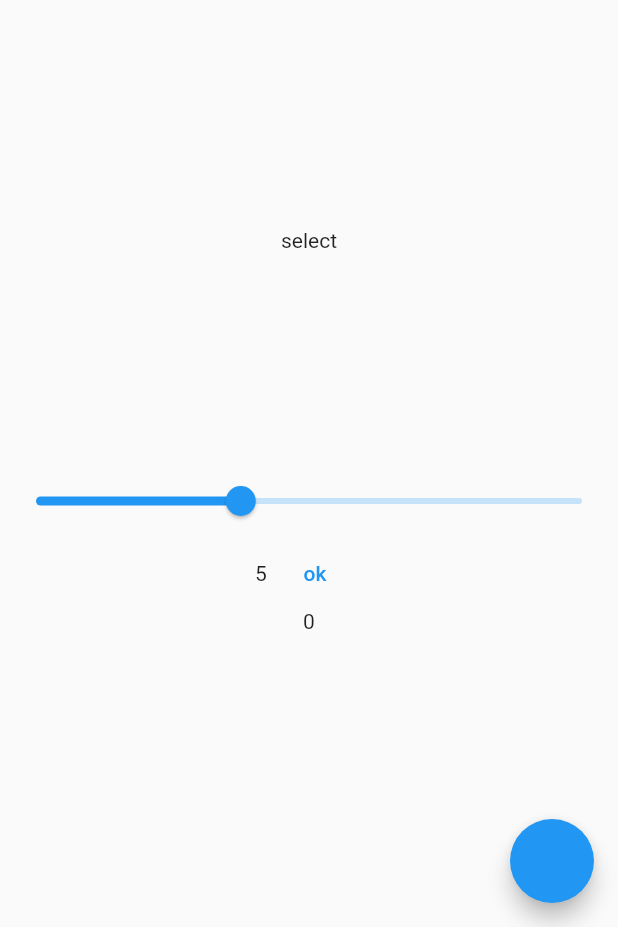
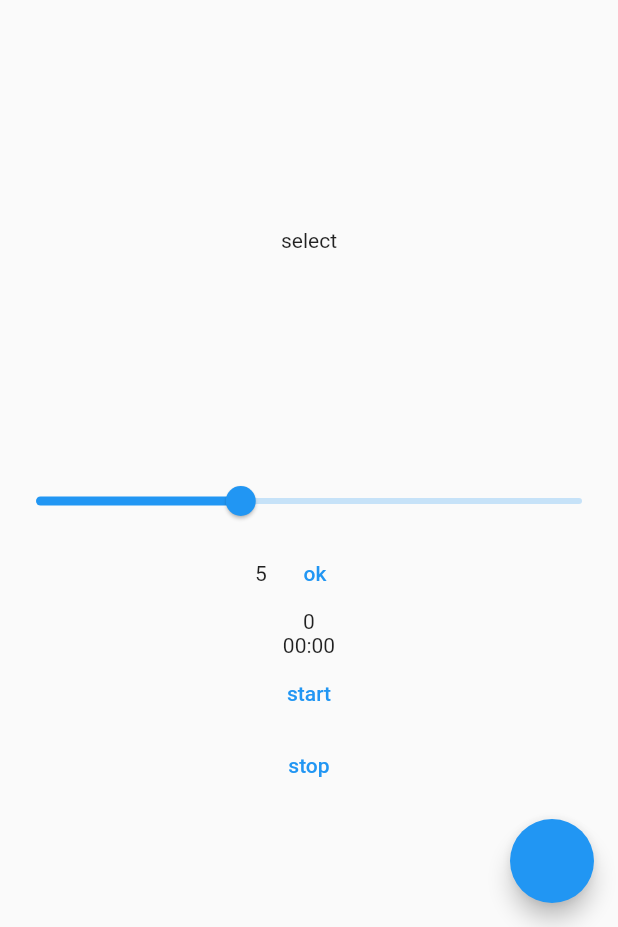
Before and after one commit to renolation/puzzle, a Flutter app: the screen it shows after launch, on a phone screen of 412 x 824 dp, the part 309-1236 px from its top. Run offline on Flutter 3.47's test engine with Material 2 defaults, Android fonts, the phone set to English and light mode, and no system bars; our stand-ins replace flutter_riverpod, freezed_annotation, hooks_riverpod, image_picker.

Commit message:
add timer

```diff
--- /dev/null
+++ b/lib/features/home_screen/data/timer_provider.dart
@@ -0,0 +1,21 @@
+import 'dart:async';
+
+import 'package:flutter_riverpod/flutter_riverpod.dart';
+
+final timerProvider = StateNotifierProvider.autoDispose<TimerStateNotifier, int>((ref) => TimerStateNotifier());
+
+class TimerStateNotifier extends StateNotifier<int> {
+  late Timer _timer;
+  TimerStateNotifier() : super(0);
+
+  void start() {
+    _timer = Timer.periodic(const Duration(seconds: 1), (timer) {
+      state++;
+    });
+  }
+
+  void stop() {
+    _timer.cancel();
+    state = 0;
+  }
+}
--- a/lib/features/home_screen/presentations/main_screen.dart
+++ b/lib/features/home_screen/presentations/main_screen.dart
@@ -9,6 +9,7 @@ import 'package:image_picker/image_picker.dart';
 import 'package:reno_puzzle/features/home_screen/data/list_image_provider.dart';
 
 import '../data/home_provider.dart';
+import '../data/timer_provider.dart';
 import '../domains/puzzle.dart';
 
 class MainScreen extends HookConsumerWidget {
@@ -47,7 +48,6 @@ class MainScreen extends HookConsumerWidget {
           //       Icons.add,
           //       color: Colors.red,
           //     )),
-
         ],
       ),
       body: SingleChildScrollView(
@@ -68,7 +68,8 @@ class MainScreen extends HookConsumerWidget {
                             itemBuilder: (context, index) {
                               return GestureDetector(
                                 onTap: () async {
-                                  ref.read(selectingProvider.notifier).state = index;
+                                  ref.read(selectingProvider.notifier).state =
+                                      index;
                                   final bytes =
                                       await rootBundle.load(data[index]);
                                   ref
@@ -93,7 +94,6 @@ class MainScreen extends HookConsumerWidget {
                 },
               ),
             ),
-
             const SizedBox(
               height: 10,
             ),
@@ -104,10 +104,10 @@ class MainScreen extends HookConsumerWidget {
                   height: 300,
                   child: listImage.isEmpty
                       ? const SizedBox.expand(
-                    child: Center(
-                      child: Text('select'),
-                    ),
-                  )
+                          child: Center(
+                            child: Text('select'),
+                          ),
+                        )
                       : GridView.builder(
                           itemCount: listImage.length * listImage[0].length,
                           gridDelegate:
@@ -121,16 +121,16 @@ class MainScreen extends HookConsumerWidget {
                             int col = index % listImage[0].length;
                             return GestureDetector(
                               onTap: () {
-
                                 final neighborsWithValueZero = ref
                                     .read(listImageControllerProvider.notifier)
                                     .swapNeighborsWithValueZero([row, col]);
 
                                 if (neighborsWithValueZero.isNotEmpty) {
-                                  ref.read(moveProvider.notifier).state +=1;
+                                  ref.read(moveProvider.notifier).state += 1;
                                   ref
-                                      .read(listImageControllerProvider.notifier)
-                                      .swap(neighborsWithValueZero ,[row, col]);
+                                      .read(
+                                          listImageControllerProvider.notifier)
+                                      .swap(neighborsWithValueZero, [row, col]);
                                 } else {
                                   print('wrong');
                                 }
@@ -158,7 +158,8 @@ class MainScreen extends HookConsumerWidget {
                         min: 2,
                         max: 10,
                         onChanged: (value) {
-                          ref.read(lengthProvider.notifier).state = value.toInt();
+                          ref.read(lengthProvider.notifier).state =
+                              value.toInt();
                         }),
                     Row(
                       crossAxisAlignment: CrossAxisAlignment.center,
@@ -167,15 +168,12 @@ class MainScreen extends HookConsumerWidget {
                         Text(lengthMatrix.toString()),
                         TextButton(
                           onPressed: () async {
-
-                            final bytes =
-                                await rootBundle.load(assets.value![selectingIndex]);
+                            final bytes = await rootBundle
+                                .load(assets.value![selectingIndex]);
                             ref
-                                .read(
-                                listImageControllerProvider.notifier)
-                                .splitImage(bytes.buffer.asUint8List(),
-                                lengthMatrix);
-
+                                .read(listImageControllerProvider.notifier)
+                                .splitImage(
+                                    bytes.buffer.asUint8List(), lengthMatrix);
                           },
                           child: const Text('ok'),
                         ),
@@ -185,9 +183,28 @@ class MainScreen extends HookConsumerWidget {
                 ),
               );
             }),
-            Consumer(builder: (context, ref, child){
+            Consumer(builder: (context, ref, child) {
               final move = ref.watch(moveProvider);
               return Text('$move');
+            }),
+            Consumer(builder: (context, ref, child) {
+              final timer = ref.watch(timerProvider);
+              return Column(
+                mainAxisSize: MainAxisSize.min,
+                children: [
+                  Text(secondsToMinutes(timer)),
+                  TextButton(
+                      onPressed: () {
+                        ref.read(timerProvider.notifier).start();
+                      },
+                      child: const Text('start')),
+                  TextButton(
+                      onPressed: () {
+                        ref.read(timerProvider.notifier).stop();
+                      },
+                      child: const Text('stop')),
+                ],
+              );
             }),
           ],
         ),
@@ -203,4 +220,16 @@ class MainScreen extends HookConsumerWidget {
       }),
     );
   }
+
+  String secondsToMinutes(int seconds) {
+    final duration = Duration(seconds: seconds);
+    String twoDigits(int n) {
+      if (n >= 10) return "$n";
+      return "0$n";
+    }
+
+    String twoDigitMinutes = twoDigits(duration.inMinutes.remainder(60));
+    String twoDigitSeconds = twoDigits(duration.inSeconds.remainder(60));
+    return "$twoDigitMinutes:$twoDigitSeconds";
+  }
 }
```
